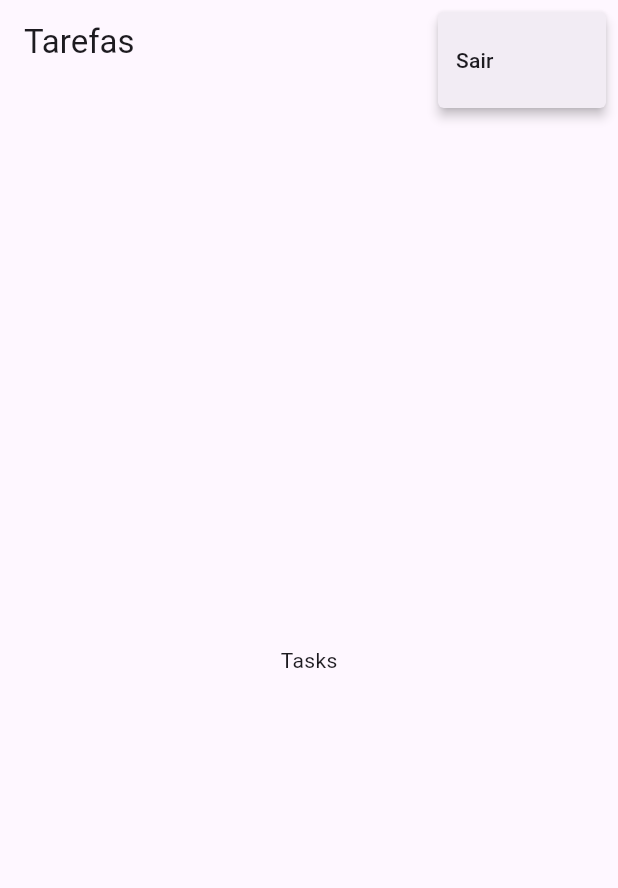
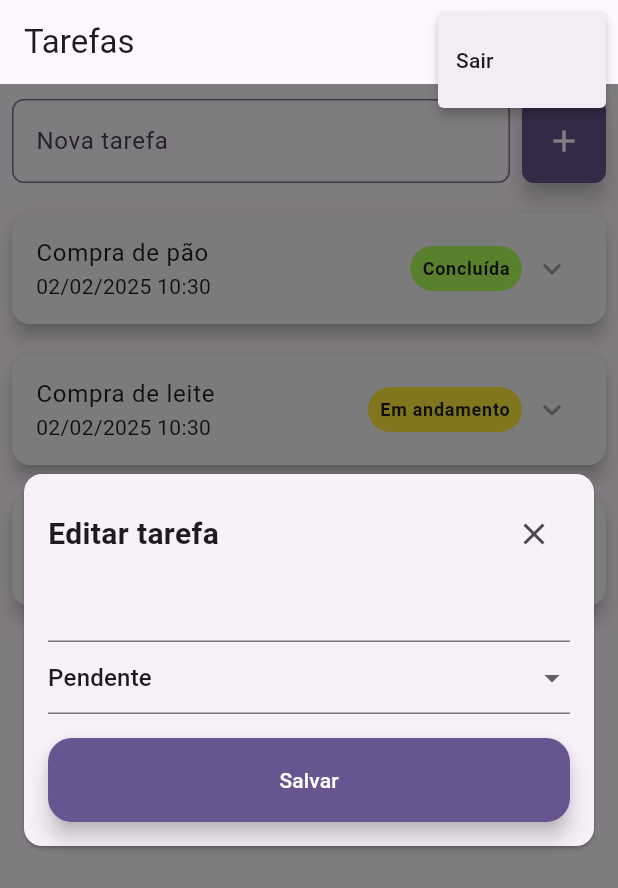
Before and after one commit to Jooaomarcelo/to-do-list-app, a Flutter app: the screen it shows once a user with an empty profile is signed in, after a tap on the "more vert" icon, on a phone screen of 412 x 824 dp. Shown: the top 888 px of the screen. Run offline on Flutter 3.47's test engine with Material 3 defaults, Android fonts, the phone set to English and light mode, and no system bars; our stand-ins replace cloud_firestore, firebase_auth, firebase_core, firebase_storage, image_cropper, image_picker; accounts and stored records are empty; generated files the repository leaves out were written again.

Commit message:
added task page and components

```diff
--- /dev/null
+++ b/lib/components/task_edit_form.dart
@@ -0,0 +1,93 @@
+import 'package:flutter/material.dart';
+import 'package:to_do_list/core/models/user_task.dart';
+
+class TaskEditForm extends StatelessWidget {
+  final UserTask task;
+  final Function() onClosed;
+
+  const TaskEditForm({
+    required this.task,
+    required this.onClosed,
+    super.key,
+  });
+
+  DropdownMenuItem _formatTaskStatus(TaskStatus status) {
+    if (status == TaskStatus.pending) {
+      return DropdownMenuItem(
+        value: status,
+        child: Text('Pendente'),
+      );
+    } else if (status == TaskStatus.inProgress) {
+      return DropdownMenuItem(
+        value: status,
+        child: Text('Em andamento'),
+      );
+    } else {
+      return DropdownMenuItem(
+        value: status,
+        child: Text('Concluída'),
+      );
+    }
+  }
+
+  void _submit() {
+    // To do
+  }
+
+  @override
+  Widget build(BuildContext context) {
+    return Container(
+      color: Color.fromRGBO(0, 0, 0, 0.5),
+      child: Center(
+        child: Card(
+          margin: EdgeInsets.symmetric(
+            vertical: 0,
+            horizontal: 16,
+          ),
+          child: Padding(
+            padding: const EdgeInsets.all(16),
+            child: Column(
+              mainAxisSize: MainAxisSize.min,
+              children: [
+                Row(
+                  mainAxisAlignment: MainAxisAlignment.spaceBetween,
+                  children: [
+                    Text(
+                      'Editar tarefa',
+                      style: TextStyle(
+                        fontSize: 20,
+                        fontWeight: FontWeight.bold,
+                      ),
+                    ),
+                    IconButton(
+                      onPressed: onClosed,
+                      icon: Icon(Icons.close),
+                    )
+                  ],
+                ),
+                TextFormField(
+                  initialValue: task.title,
+                ),
+                DropdownButtonFormField(
+                  value: task.status,
+                  items: TaskStatus.values.map(_formatTaskStatus).toList(),
+                  onChanged: (newStatus) {},
+                ),
+                Container(
+                  margin: EdgeInsets.only(top: 16),
+                  width: double.infinity,
+                  child: FloatingActionButton(
+                    backgroundColor: Theme.of(context).colorScheme.primary,
+                    foregroundColor: Colors.white,
+                    onPressed: _submit,
+                    child: Text('Salvar'),
+                  ),
+                )
+              ],
+            ),
+          ),
+        ),
+      ),
+    );
+  }
+}
--- /dev/null
+++ b/lib/components/tasks.dart
@@ -0,0 +1,109 @@
+import 'package:intl/intl.dart';
+import 'package:flutter/material.dart';
+import 'package:to_do_list/core/models/user_task.dart';
+
+class Tasks extends StatefulWidget {
+  final Function(UserTask) onTaskToggle;
+
+  const Tasks({
+    required this.onTaskToggle,
+    super.key,
+  });
+
+  @override
+  State<Tasks> createState() => _TasksState();
+}
+
+class _TasksState extends State<Tasks> {
+  bool _isExpanded = false;
+
+  final List<UserTask> tasks = [
+    UserTask(
+      id: '1',
+      userId: '1',
+      createdAt: DateTime.now(),
+      title: 'Compra de pão',
+      status: TaskStatus.completed,
+    ),
+    UserTask(
+      id: '2',
+      userId: '1',
+      createdAt: DateTime.now(),
+      title: 'Compra de leite',
+      status: TaskStatus.inProgress,
+    ),
+    UserTask(
+      id: '3',
+      userId: '1',
+      createdAt: DateTime.now(),
+      title: 'Compra de manteiga',
+    ),
+  ];
+
+  @override
+  Widget build(BuildContext context) {
+    return ListView.builder(
+        itemCount: tasks.length,
+        itemBuilder: (ctx, i) {
+          final task = tasks[i];
+
+          return Card(
+            color: Colors.grey[100],
+            margin: EdgeInsets.symmetric(
+              horizontal: 8,
+              vertical: 10,
+            ),
+            elevation: 5,
+            child: ExpansionTile(
+              title: Text(task.title),
+              subtitle:
+                  Text(DateFormat('dd/MM/yyyy HH:mm').format(task.createdAt)),
+              trailing: Row(
+                mainAxisSize: MainAxisSize.min,
+                children: [
+                  Container(
+                    height: 30,
+                    alignment: Alignment.center,
+                    padding: const EdgeInsets.symmetric(
+                      horizontal: 8,
+                      vertical: 4,
+                    ),
+                    decoration: BoxDecoration(
+                      color: task.status == TaskStatus.completed
+                          ? Colors.lightGreenAccent
+                          : task.status == TaskStatus.inProgress
+                              ? Colors.yellow
+                              : Colors.deepOrangeAccent,
+                      borderRadius: BorderRadius.circular(15),
+                    ),
+                    child: Text(
+                      task.statusName,
+                      style: TextStyle(
+                        fontSize: 12,
+                        fontWeight: FontWeight.bold,
+                      ),
+                    ),
+                  ),
+                  SizedBox(width: 8),
+                  Icon(
+                    _isExpanded ? Icons.expand_less : Icons.expand_more,
+                    color: Colors.grey,
+                  ),
+                ],
+              ),
+              children: [
+                IconButton(
+                  onPressed: () => widget.onTaskToggle(task),
+                  icon: Icon(
+                    Icons.edit,
+                    color: Colors.blue,
+                  ),
+                ),
+              ],
+              onExpansionChanged: (_) =>
+                  setState(() => _isExpanded = !_isExpanded),
+            ),
+          );
+        });
+  }
+}
--- a/lib/pages/tasks_page.dart
+++ b/lib/pages/tasks_page.dart
@@ -1,8 +1,29 @@
 import 'package:flutter/material.dart';
+import 'package:to_do_list/components/new_task.dart';
+import 'package:to_do_list/components/task_edit_form.dart';
+import 'package:to_do_list/components/tasks.dart';
+import 'package:to_do_list/core/models/user_task.dart';
 import 'package:to_do_list/core/services/auth/auth_service.dart';
 
-class TasksPage extends StatelessWidget {
+class TasksPage extends StatefulWidget {
   const TasksPage({super.key});
+
+  @override
+  State<TasksPage> createState() => _TasksPageState();
+}
+
+class _TasksPageState extends State<TasksPage> {
+  UserTask? _task;
+
+  void _onTaskToggle([UserTask? task]) {
+    setState(() {
+      if (_task == null) {
+        _task = task;
+      } else {
+        _task = null;
+      }
+    });
+  }
 
   @override
   Widget build(BuildContext context) {
@@ -24,8 +45,23 @@ class TasksPage extends StatelessWidget {
           )
         ],
       ),
-      body: Center(
-        child: Text('Tasks'),
+      body: SafeArea(
+        child: Stack(
+          children: [
+            Column(
+              children: [
+                NewTask(),
+                Expanded(
+                  child: Tasks(
+                    onTaskToggle: _onTaskToggle,
+                  ),
+                )
+              ],
+            ),
+            if (_task != null)
+              TaskEditForm(task: _task!, onClosed: _onTaskToggle),
+          ],
+        ),
       ),
     );
   }
```
